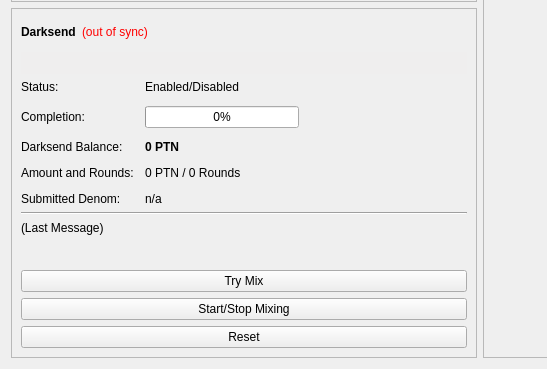
MCLXI/CatoCore, file src/qt/forms/overviewpage.ui: the form before one commit; both pictures show x 0 to 547 and y 240 to 609 of the 960 by 609 pixel window.
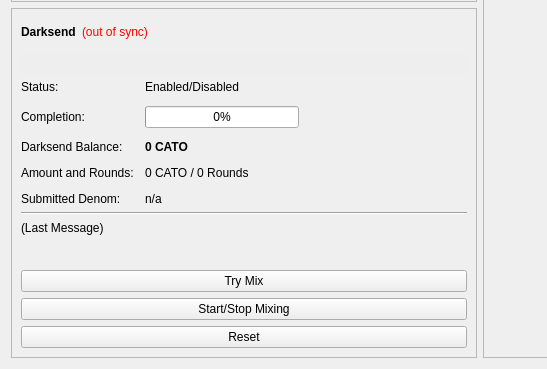
The form after the commit.

```diff
--- a/src/qt/forms/overviewpage.ui
+++ b/src/qt/forms/overviewpage.ui
@@ -1007,7 +1007,7 @@
                </font>
               </property>
               <property name="text">
-               <string notr="true">0 PTN</string>
+               <string notr="true">0 CATO</string>
               </property>
              </widget>
             </item>
@@ -1021,7 +1021,7 @@
             <item row="4" column="1">
              <widget class="QLabel" name="labelAmountRounds">
               <property name="text">
-               <string>0 PTN / 0 Rounds</string>
+               <string>0 CATO / 0 Rounds</string>
               </property>
              </widget>
             </item>
```
Left out of the diff: 6 changed lines with no effect on the pictures.
